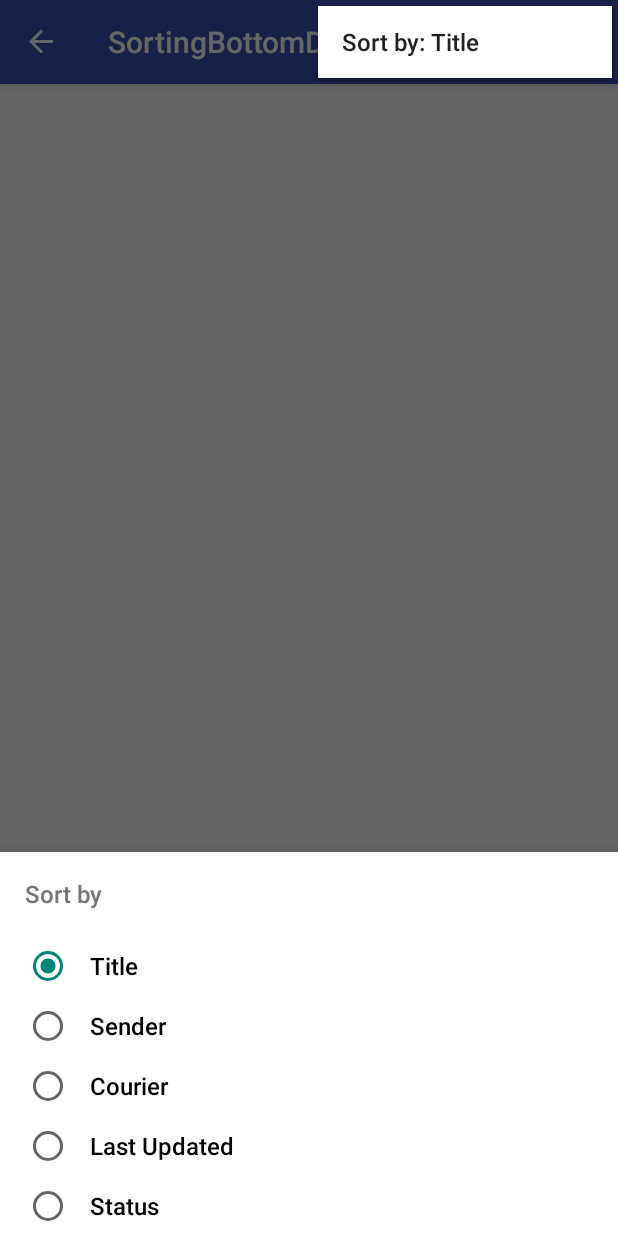
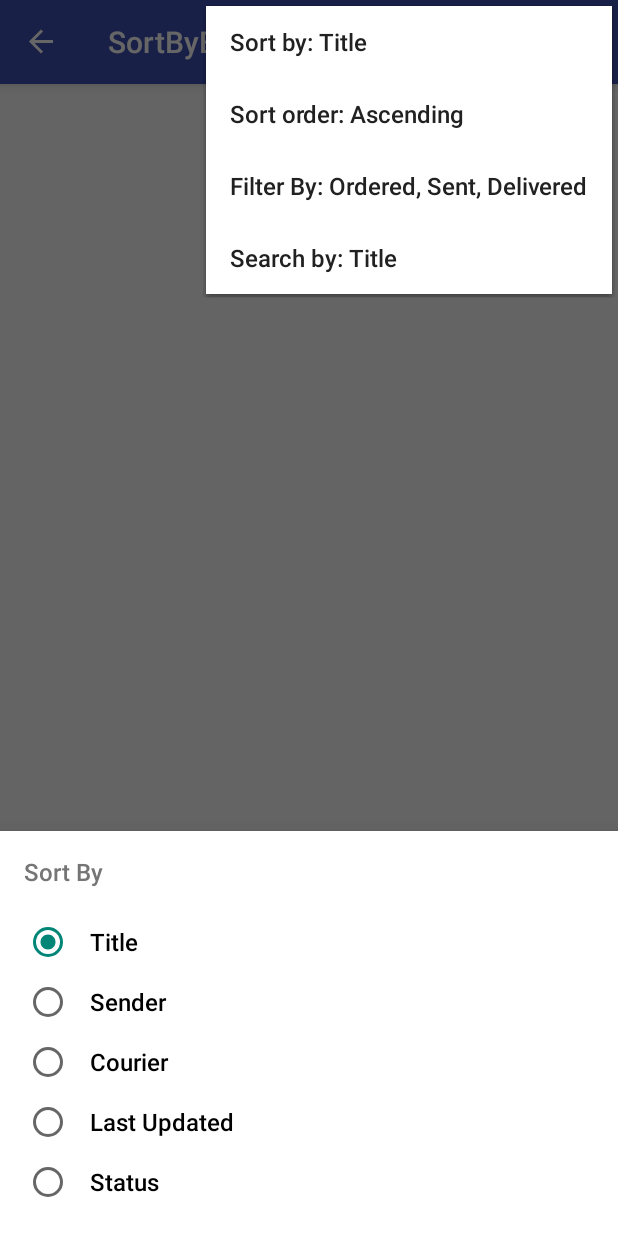
Before and after one commit to kmartin0/parcel-organizer-android, an Android app: the SortByBottomDialogFragment screen opened through its navigation route, with the options menu open, on a phone screen of 412 x 824 dp. Run offline under Robolectric (Android 15) with nearby library versions, the phone set to English and light mode, and no system bars; our stand-ins replace Room's generated code, data binding, navigation-ui; libraries missing offline, so code that uses them is left out: org.jetbrains.anko.

Commit message:
Add search filter and sort order

```diff
--- /dev/null
+++ b/app/src/main/java/com/km/parceltracker/enums/ParcelSearchingEnum.kt
@@ -0,0 +1,7 @@
+package com.km.parceltracker.enums
+
+enum class ParcelSearchingEnum(val value: String) {
+    TITLE("Title"),
+    SENDER("Sender"),
+    COURIER("Courier"),
+}
--- a/app/src/main/java/com/km/parceltracker/ui/parcels/ParcelSortingEnum.kt
+++ b/app/src/main/java/com/km/parceltracker/enums/ParcelSortingEnum.kt
@@ -1,6 +1,6 @@
-package com.km.parceltracker.ui.parcels
+package com.km.parceltracker.enums
 
-enum class ParcelSortingEnum(val status: String) {
+enum class ParcelSortingEnum(val value: String) {
     TITLE("Title"),
     SENDER("Sender"),
     COURIER("Courier"),
--- a/app/src/main/java/com/km/parceltracker/ui/parcels/ParcelsFragment.kt
+++ b/app/src/main/java/com/km/parceltracker/ui/parcels/ParcelsFragment.kt
@@ -4,7 +4,6 @@ import android.net.Uri
 import android.os.Bundle
 import android.view.Menu
 import android.view.MenuInflater
-import android.view.MenuItem
 import android.view.View
 import android.webkit.URLUtil
 import android.widget.Toast
@@ -13,21 +12,30 @@ import androidx.appcompat.widget.SearchView
 import androidx.appcompat.widget.Toolbar
 import androidx.browser.customtabs.CustomTabsIntent
 import androidx.lifecycle.Observer
-import androidx.navigation.fragment.findNavController
 import androidx.recyclerview.widget.LinearLayoutManager
 import androidx.recyclerview.widget.RecyclerView
 import com.km.parceltracker.R
 import com.km.parceltracker.base.BaseMVVMFragment
 import com.km.parceltracker.databinding.FragmentParcelsBinding
 import com.km.parceltracker.model.Parcel
+import com.km.parceltracker.ui.parcels.adapter.ParcelsAdapter
 import kotlinx.android.synthetic.main.fragment_parcels.*
 import kotlinx.android.synthetic.main.toolbar_default.*
 
+/**
+ * TODO: SORT BY: title, date, courier, sender, value :)
+ * TODO: FILTER BY: value
+ * TODO: SEARCH BY: title, courier, sender
+ * TODO: SORT ORDER: ascending, descending
+ */
 class ParcelsFragment : BaseMVVMFragment<FragmentParcelsBinding, ParcelsViewModel>() {
 
     private val parcels = ArrayList<Parcel>()
     private val parcelsAdapter =
-        ParcelsAdapter(parcels, { onParcelClick(it) }, { onEditParcelClick(it) })
+        ParcelsAdapter(
+            parcels,
+            { onParcelClick(it) },
+            { onEditParcelClick(it) })
 
     override fun onViewCreated(view: View, savedInstanceState: Bundle?) {
         super.onViewCreated(view, savedInstanceState)
@@ -46,9 +54,15 @@ class ParcelsFragment : BaseMVVMFragment<FragmentParcelsBinding, ParcelsViewMode
             if (it != null) parcels.addAll(it)
             parcelsAdapter.notifyDataSetChanged()
         })
+        viewModel.sortBy.observe(activity as AppCompatActivity, Observer {
+            updateMenuTitles()
+        })
 
-        viewModel.sortBy.observe(activity as AppCompatActivity, Observer {
-            menu?.findItem(R.id.action_sort)?.title = getString(R.string.sort_by, it.status)
+        viewModel.ascending.observe(activity as AppCompatActivity, Observer {
+            updateMenuTitles()
+        })
+        viewModel.searchBy.observe(activity as AppCompatActivity, Observer {
+            updateMenuTitles()
         })
     }
 
@@ -69,21 +83,13 @@ class ParcelsFragment : BaseMVVMFragment<FragmentParcelsBinding, ParcelsViewMode
 
     override fun onCreateOptionsMenu(menu: Menu, inflater: MenuInflater) {
         super.onCreateOptionsMenu(menu, inflater)
-
-        val searchView = menu.findItem(R.id.action_search)?.actionView as SearchView
-        searchView.setOnQueryTextListener(getSearchViewQueryListener())
-
-        menu.findItem(R.id.action_sort)?.title = getString(R.string.sort_by, viewModel.sortBy.value?.status)
+        initSearchView()
+        updateMenuTitles()
     }
 
-    override fun onOptionsItemSelected(item: MenuItem): Boolean {
-        return when (item.itemId) {
-            R.id.action_sort -> {
-                findNavController().navigate(R.id.sortingBottomDialogFragment)
-                false
-            }
-            else -> super.onOptionsItemSelected(item)
-        }
+    private fun initSearchView() {
+        val searchView = menu?.findItem(R.id.action_search)?.actionView as SearchView
+        searchView.setOnQueryTextListener(getSearchViewQueryListener())
     }
 
     private fun getSearchViewQueryListener(): SearchView.OnQueryTextListener {
@@ -93,10 +99,25 @@ class ParcelsFragment : BaseMVVMFragment<FragmentParcelsBinding, ParcelsViewMode
             }
 
             override fun onQueryTextChange(newText: String?): Boolean {
-                viewModel.query.value = newText
+                viewModel.searchQuery.value = newText
                 return true
             }
 
+        }
+    }
+
+    private fun updateMenuTitles() {
+        menu?.let { menu ->
+            viewModel.sortBy.value?.let {
+                menu.findItem(R.id.sortByBottomDialogFragment)?.title = getString(R.string.sort_by, it.value)
+            }
+            viewModel.ascending.value?.let {
+                menu.findItem(R.id.sortOrderBottomDialogFragment)?.title =
+                    getString(R.string.sort_order, getString(if (it) R.string.ascending else R.string.descending))
+            }
+            viewModel.searchBy.value?.let {
+                menu.findItem(R.id.searchByBottomDialogFragment)?.title = getString(R.string.search_by, it.value)
+            }
         }
     }
 
--- a/app/src/main/java/com/km/parceltracker/ui/parcels/ParcelsViewModel.kt
+++ b/app/src/main/java/com/km/parceltracker/ui/parcels/ParcelsViewModel.kt
@@ -1,16 +1,13 @@
 package com.km.parceltracker.ui.parcels
 
 import android.app.Application
-import androidx.lifecycle.LiveData
 import androidx.lifecycle.MediatorLiveData
 import androidx.lifecycle.MutableLiveData
-import androidx.lifecycle.Transformations
 import com.km.parceltracker.base.BaseViewModel
 import com.km.parceltracker.database.ParcelRepository
+import com.km.parceltracker.enums.ParcelSearchingEnum
+import com.km.parceltracker.enums.ParcelSortingEnum
 import com.km.parceltracker.model.Parcel
-import com.km.parceltracker.model.ParcelStatus
-import java.util.*
-import kotlin.collections.ArrayList
 
 class ParcelsViewModel(application: Application) : BaseViewModel(application) {
 
@@ -20,39 +17,59 @@ class ParcelsViewModel(application: Application) : BaseViewModel(application) {
     var parcels = MediatorLiveData<List<Parcel>>()
     val sortBy = MutableLiveData<ParcelSortingEnum>().apply { value = ParcelSortingEnum.TITLE }
     val ascending = MutableLiveData<Boolean>().apply { value = true }
-    val query = MutableLiveData<String>()
+    val searchQuery = MutableLiveData<String>()
+    val searchBy = MutableLiveData<ParcelSearchingEnum>().apply { value = ParcelSearchingEnum.TITLE }
 
     init {
         parcels.addSource(dbParcels) {
-            parcels.value = sortAndFilterParcels(it, query.value, ascending.value, sortBy.value)
+            println("DBPARCELS")
+            parcels.value = sortAndFilterParcels(it, searchQuery.value, searchBy.value, ascending.value, sortBy.value)
         }
 
-        parcels.addSource(query) { query ->
+        parcels.addSource(searchQuery) { query ->
+            println("SEARCHQUERY")
             parcels.value = sortAndFilterParcels(
                 dbParcels.value,
                 query,
+                searchBy.value,
+                ascending.value,
+                sortBy.value
+            )
+        }
+
+        parcels.addSource(searchBy) {
+            println("SEARCHBY")
+            parcels.value = sortAndFilterParcels(
+                dbParcels.value,
+                searchQuery.value,
+                it,
                 ascending.value,
                 sortBy.value
             )
         }
 
         parcels.addSource(ascending) { ascending ->
+            println("ASCENDING")
             parcels.value = sortParcels(parcels.value, ascending, sortBy.value)
         }
 
         parcels.addSource(sortBy) {
+            println("SORTBY")
             parcels.value = sortParcels(parcels.value, ascending.value, it)
         }
+
+
     }
 
     private fun sortAndFilterParcels(
         parcels: List<Parcel>?,
         query: String?,
+        filterBy: ParcelSearchingEnum?,
         ascending: Boolean?,
         sortBy: ParcelSortingEnum?
     ): List<Parcel>? {
         return sortParcels(
-            filterParcels(parcels, query),
+            filterParcels(parcels, query, filterBy),
             ascending,
             sortBy
         )
@@ -85,10 +102,22 @@ class ParcelsViewModel(application: Application) : BaseViewModel(application) {
         }
     }
 
-    private fun filterParcels(parcels: List<Parcel>?, query: String?): List<Parcel>? {
-        return if (parcels == null || query.isNullOrBlank()) parcels
+    private fun filterParcels(parcels: List<Parcel>?, query: String?, filterBy: ParcelSearchingEnum?): List<Parcel>? {
+        return if (parcels == null || query.isNullOrBlank() || filterBy == null) parcels
         else parcels.filter { parcel ->
-            parcel.title.toLowerCase().contains(query.toLowerCase())
+            when (filterBy) {
+                ParcelSearchingEnum.TITLE -> {
+                    parcel.title.toLowerCase().contains(query.toLowerCase())
+                }
+                ParcelSearchingEnum.SENDER -> {
+                    if (parcel.sender.isNullOrBlank()) false
+                    else parcel.sender.toLowerCase().contains(query.toLowerCase())
+                }
+                ParcelSearchingEnum.COURIER -> {
+                    if (parcel.sender.isNullOrBlank()) false
+                    else parcel.sender.toLowerCase().contains(query.toLowerCase())
+                }
+            }
         }
     }
 }
--- a/app/src/main/java/com/km/parceltracker/ui/parcels/ParcelsAdapter.kt
+++ b/app/src/main/java/com/km/parceltracker/ui/parcels/adapter/ParcelsAdapter.kt
@@ -1,13 +1,10 @@
-package com.km.parceltracker.ui.parcels
+package com.km.parceltracker.ui.parcels.adapter
 
 import android.view.LayoutInflater
 import android.view.ViewGroup
-import android.widget.Filter
-import android.widget.Filterable
 import androidx.recyclerview.widget.RecyclerView
 import com.km.parceltracker.R
 import com.km.parceltracker.model.Parcel
-import kotlin.collections.ArrayList
 
 class ParcelsAdapter(
     private val parcels: MutableList<Parcel>,
--- a/app/src/main/java/com/km/parceltracker/ui/parcels/ParcelsViewHolder.kt
+++ b/app/src/main/java/com/km/parceltracker/ui/parcels/adapter/ParcelsViewHolder.kt
@@ -1,4 +1,4 @@
-package com.km.parceltracker.ui.parcels
+package com.km.parceltracker.ui.parcels.adapter
 
 import android.view.View
 import androidx.recyclerview.widget.RecyclerView
--- a/app/src/main/java/com/km/parceltracker/ui/parcels/SortingBottomDialogFragment.kt
+++ b/app/src/main/java/com/km/parceltracker/ui/parcels/bottomsheets/SortByBottomDialogFragment.kt
@@ -1,4 +1,4 @@
-package com.km.parceltracker.ui.parcels
+package com.km.parceltracker.ui.parcels.bottomsheets
 
 import android.os.Bundle
 import android.view.LayoutInflater
@@ -8,14 +8,17 @@ import androidx.appcompat.app.AppCompatActivity
 import androidx.lifecycle.ViewModelProviders
 import com.google.android.material.bottomsheet.BottomSheetDialogFragment
 import com.km.parceltracker.R
-import kotlinx.android.synthetic.main.bottom_sheet_parcel_sorting.*
+import com.km.parceltracker.enums.ParcelSortingEnum
+import com.km.parceltracker.ui.parcels.ParcelsViewModel
+import kotlinx.android.synthetic.main.bottom_sheet_parcel_sort_by.*
 
-class SortingBottomDialogFragment : BottomSheetDialogFragment() {
+class SortByBottomDialogFragment : BottomSheetDialogFragment() {
 
     private lateinit var viewModel: ParcelsViewModel
+    private var initialButtonResId: Int = -1
 
     override fun onCreateView(inflater: LayoutInflater, container: ViewGroup?, savedInstanceState: Bundle?): View? {
-        return inflater.inflate(R.layout.bottom_sheet_parcel_sorting, container, false)
+        return inflater.inflate(R.layout.bottom_sheet_parcel_sort_by, container, false)
     }
 
     override fun onViewCreated(view: View, savedInstanceState: Bundle?) {
@@ -30,12 +33,14 @@ class SortingBottomDialogFragment : BottomSheetDialogFragment() {
     }
 
     private fun applySelection() {
+        if (initialButtonResId != rgSorting.checkedRadioButtonId) {
             when (rgSorting.checkedRadioButtonId) {
                 R.id.rbTitle -> viewModel.sortBy.value = ParcelSortingEnum.TITLE
                 R.id.rbSender -> viewModel.sortBy.value = ParcelSortingEnum.SENDER
                 R.id.rbCourier -> viewModel.sortBy.value = ParcelSortingEnum.COURIER
                 R.id.rbDate -> viewModel.sortBy.value = ParcelSortingEnum.DATE
                 R.id.rbStatus -> viewModel.sortBy.value = ParcelSortingEnum.STATUS
+            }
         }
     }
 
@@ -50,6 +55,7 @@ class SortingBottomDialogFragment : BottomSheetDialogFragment() {
                 null -> R.id.rbTitle
             }
         )
+        initialButtonResId = rgSorting.checkedRadioButtonId
     }
 
 }
--- /dev/null
+++ b/app/src/main/res/layout/bottom_sheet_parcel_sort_by.xml
@@ -0,0 +1,61 @@
+<?xml version="1.0" encoding="utf-8"?>
+<androidx.constraintlayout.widget.ConstraintLayout xmlns:android="http://schemas.android.com/apk/res/android"
+    xmlns:app="http://schemas.android.com/apk/res-auto"
+    android:layout_width="match_parent"
+    android:layout_height="wrap_content"
+    android:paddingTop="16dp"
+    android:paddingBottom="16dp">
+
+    <TextView
+        android:id="@+id/tv_bottom_sheet_heading"
+        android:layout_width="wrap_content"
+        android:layout_height="wrap_content"
+        android:layout_marginStart="16dp"
+        android:layout_marginEnd="16dp"
+        android:gravity="center"
+        android:text="@string/sort_by_no_args"
+        android:textColor="@color/colorSecondaryText"
+        android:textSize="16sp"
+        app:layout_constraintStart_toStartOf="parent"
+        app:layout_constraintTop_toTopOf="parent" />
+
+    <RadioGroup
+        android:id="@+id/rgSorting"
+        android:layout_width="match_parent"
+        android:layout_height="wrap_content"
+        android:layout_marginTop="16dp"
+        android:checkedButton="@id/rbTitle"
+        android:paddingStart="16dp"
+        android:paddingEnd="16dp"
+        app:layout_constraintEnd_toEndOf="parent"
+        app:layout_constraintStart_toStartOf="parent"
+        app:layout_constraintTop_toBottomOf="@id/tv_bottom_sheet_heading">
+
+        <RadioButton
+            android:id="@+id/rbTitle"
+            style="@style/BottomSheetRadioButtonStyle"
+            android:text="@string/title" />
+
+        <RadioButton
+            android:id="@+id/rbSender"
+            style="@style/BottomSheetRadioButtonStyle"
+            android:text="@string/sender" />
+
+        <RadioButton
+            android:id="@+id/rbCourier"
+            style="@style/BottomSheetRadioButtonStyle"
+            android:text="@string/courier" />
+
+        <RadioButton
+            android:id="@+id/rbDate"
+            style="@style/BottomSheetRadioButtonStyle"
+            android:text="@string/last_updated" />
+
+        <RadioButton
+            android:id="@+id/rbStatus"
+            style="@style/BottomSheetRadioButtonStyle"
+            android:text="@string/status" />
+
+    </RadioGroup>
+
+</androidx.constraintlayout.widget.ConstraintLayout>
--- a/app/src/main/res/layout/bottom_sheet_parcel_sorting.xml
+++ /dev/null
@@ -1,55 +0,0 @@
-<?xml version="1.0" encoding="utf-8"?>
-<LinearLayout xmlns:android="http://schemas.android.com/apk/res/android"
-    android:layout_width="match_parent"
-    android:layout_height="wrap_content"
-    android:layout_marginTop="8dp"
-    android:layout_marginBottom="8dp"
-    android:orientation="vertical">
-
-    <TextView
-        android:id="@+id/tv_bottom_sheet_heading"
-        android:layout_width="wrap_content"
-        android:layout_height="56dp"
-        android:layout_marginStart="16dp"
-        android:layout_marginEnd="16dp"
-        android:gravity="center"
-        android:text="Sort by"
-        android:textColor="@color/colorSecondaryText"
-        android:textSize="16sp" />
-
-    <RadioGroup
-        android:id="@+id/rgSorting"
-        android:layout_width="match_parent"
-        android:layout_height="wrap_content"
-        android:checkedButton="@id/rbTitle"
-        android:paddingStart="16dp"
-        android:paddingEnd="16dp">
-
-        <RadioButton
-            android:id="@+id/rbTitle"
-            style="@style/BottomSheetRadioButton"
-            android:text="Title" />
-
-        <RadioButton
-            android:id="@+id/rbSender"
-            style="@style/BottomSheetRadioButton"
-            android:text="Sender" />
-
-        <RadioButton
-            android:id="@+id/rbCourier"
-            style="@style/BottomSheetRadioButton"
-            android:text="Courier" />
-
-        <RadioButton
-            android:id="@+id/rbDate"
-            style="@style/BottomSheetRadioButton"
-            android:text="Last Updated" />
-
-        <RadioButton
-            android:id="@+id/rbStatus"
-            style="@style/BottomSheetRadioButton"
-            android:text="Status" />
-
-    </RadioGroup>
-
-</LinearLayout>
--- a/app/src/main/res/menu/menu_parcels.xml
+++ b/app/src/main/res/menu/menu_parcels.xml
@@ -1,6 +1,13 @@
 <?xml version="1.0" encoding="utf-8"?>
 <menu xmlns:android="http://schemas.android.com/apk/res/android"
     xmlns:app="http://schemas.android.com/apk/res-auto">
+    <item
+        android:id="@+id/action_search"
+        android:icon="@drawable/ic_search_white_24dp"
+        android:orderInCategory="1"
+        android:title="@string/search"
+        app:actionViewClass="androidx.appcompat.widget.SearchView"
+        app:showAsAction="always" />
     <item
         android:id="@+id/createParcelFragment"
         android:icon="@drawable/ic_add_white_24dp"
@@ -9,16 +16,23 @@
         android:title="@string/create_parcel"
         app:showAsAction="always" />
     <item
-        android:id="@+id/action_search"
-        android:icon="@drawable/ic_search_white_24dp"
-        android:orderInCategory="1"
-        android:title="@string/search"
-        app:actionViewClass="androidx.appcompat.widget.SearchView"
-        app:showAsAction="always" />
+        android:id="@+id/sortByBottomDialogFragment"
+        android:orderInCategory="3"
+        android:title="@string/sort_by_no_args"
+        app:showAsAction="never" />
     <item
-        android:id="@+id/action_sort"
-        android:icon="@drawable/ic_sort_white_24dp"
-        android:orderInCategory="3"
-        android:title="@string/sort_by"
+        android:id="@+id/sortOrderBottomDialogFragment"
+        android:orderInCategory="4"
+        android:title="@string/sort_order_no_args"
+        app:showAsAction="never" />
+    <item
+        android:id="@+id/action_filter_by"
+        android:orderInCategory="5"
+        android:title="@string/filter_by_no_args"
+        app:showAsAction="never" />
+    <item
+        android:id="@+id/searchByBottomDialogFragment"
+        android:orderInCategory="6"
+        android:title="@string/search_by_no_args"
         app:showAsAction="never" />
 </menu>
--- a/app/src/main/res/navigation/navigation_graph.xml
+++ b/app/src/main/res/navigation/navigation_graph.xml
@@ -19,7 +19,13 @@
             app:popExitAnim="@anim/slide_out_left" />
         <action
             android:id="@+id/action_parcelsFragment_to_sortingBottomDialogFragment"
-            app:destination="@id/sortingBottomDialogFragment" />
+            app:destination="@id/sortByBottomDialogFragment" />
+        <action
+            android:id="@+id/action_parcelsFragment_to_sortOrderBottomDialogFragment"
+            app:destination="@id/sortOrderBottomDialogFragment" />
+        <action
+            android:id="@+id/action_parcelsFragment_to_searchByBottomDialogFragment"
+            app:destination="@id/searchByBottomDialogFragment" />
     </fragment>
     <fragment
         android:id="@+id/createParcelFragment"
@@ -27,9 +33,18 @@
         android:label="Create Parcel"
         tools:layout="@layout/fragment_create_parcel" />
     <dialog
-        android:id="@+id/sortingBottomDialogFragment"
-        android:name="com.km.parceltracker.ui.parcels.SortingBottomDialogFragment"
-        android:label="SortingBottomDialogFragment"
-        tools:layout="@layout/bottom_sheet_parcel_sorting">
-    </dialog>
+        android:id="@+id/sortByBottomDialogFragment"
+        android:name="com.km.parceltracker.ui.parcels.bottomsheets.SortByBottomDialogFragment"
+        android:label="SortByBottomDialogFragment"
+        tools:layout="@layout/bottom_sheet_parcel_sort_by" />
+    <dialog
+        android:id="@+id/sortOrderBottomDialogFragment"
+        android:name="com.km.parceltracker.ui.parcels.bottomsheets.SortOrderBottomDialogFragment"
+        android:label="SortOrderBottomDialogFragment"
+        tools:layout="@layout/bottom_sheet_parcel_sort_order"/>
+    <dialog
+        android:id="@+id/searchByBottomDialogFragment"
+        android:name="com.km.parceltracker.ui.parcels.bottomsheets.SearchByBottomDialogFragment"
+        android:label="SearchByBottomDialogFragment"
+        tools:layout="@layout/bottom_sheet_parcel_search_by"/>
 </navigation>
--- a/app/src/main/res/values/strings.xml
+++ b/app/src/main/res/values/strings.xml
@@ -5,5 +5,22 @@
     <string name="filter">Filter</string>
     <string name="search">Search</string>
     <string name="search_hint">Title</string>
+    <string name="title">Title</string>
+    <string name="sender">Sender</string>
+    <string name="courier">Courier</string>
+    <string name="last_updated">Last Updated</string>
+    <string name="status">Status</string>
+    <string name="delivered">Delivered</string>
+    <string name="sent">Sent</string>
+    <string name="ordered">Ordered</string>
+    <string name="descending">Descending</string>
+    <string name="ascending">Ascending</string>
     <string name="sort_by">Sort by: %1s</string>
+    <string name="sort_by_no_args">Sort By</string>
+    <string name="sort_order">Sort order: %1s</string>
+    <string name="sort_order_no_args">Sort Order</string>
+    <string name="filter_by">Filter by: %1s</string>
+    <string name="filter_by_no_args">Filter By: Ordered, Sent, Delivered</string>
+    <string name="search_by">Search by: %1s</string>
+    <string name="search_by_no_args">Search By</string>
 </resources>
--- a/app/src/main/res/values/styles.xml
+++ b/app/src/main/res/values/styles.xml
@@ -48,8 +48,8 @@
         <item name="android:fontFamily">sans-serif-medium</item>
     </style>
 
-    <!-- Radio Button theme. -->
-    <style name="BottomSheetRadioButton">
+    <!-- Bottom Sheet themes. -->
+    <style name="BottomSheetRadioButtonStyle">
         <item name="android:layout_width">match_parent</item>
         <item name="android:layout_height">wrap_content</item>
         <item name="android:paddingStart">12dp</item>
@@ -59,4 +59,9 @@
         <item name="android:layout_marginBottom">4dp</item>
     </style>
 
+    <style name="BottomSheetCheckBoxStyle" parent="BottomSheetRadioButtonStyle">
+        <item name="android:layout_marginStart">16dp</item>
+        <item name="android:layout_marginEnd">16dp</item>
+    </style>
+
 </resources>
```
Also changed, not shown: app/src/main/java/com/km/parceltracker/ui/parcels/bottomsheets/SearchByBottomDialogFragment.kt (added, +56 -0 lines), app/src/main/java/com/km/parceltracker/ui/parcels/bottomsheets/SortOrderBottomDialogFragment.kt (added, +54 -0 lines), app/src/main/res/layout/bottom_sheet_parcel_filter.xml (added, +50 -0 lines), app/src/main/res/layout/bottom_sheet_parcel_search_by.xml (added, +51 -0 lines), app/src/main/res/layout/bottom_sheet_parcel_sort_order.xml (added, +46 -0 lines). Lines whose indentation alone changed are shown as unchanged.
